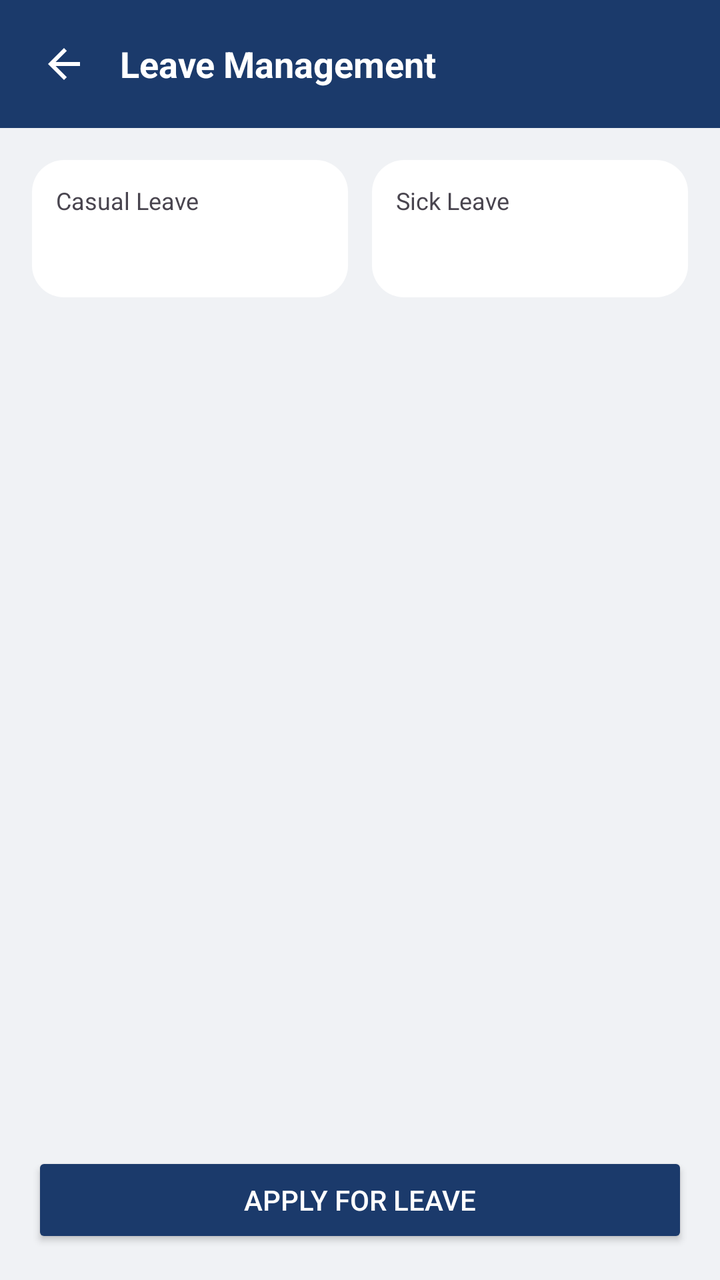
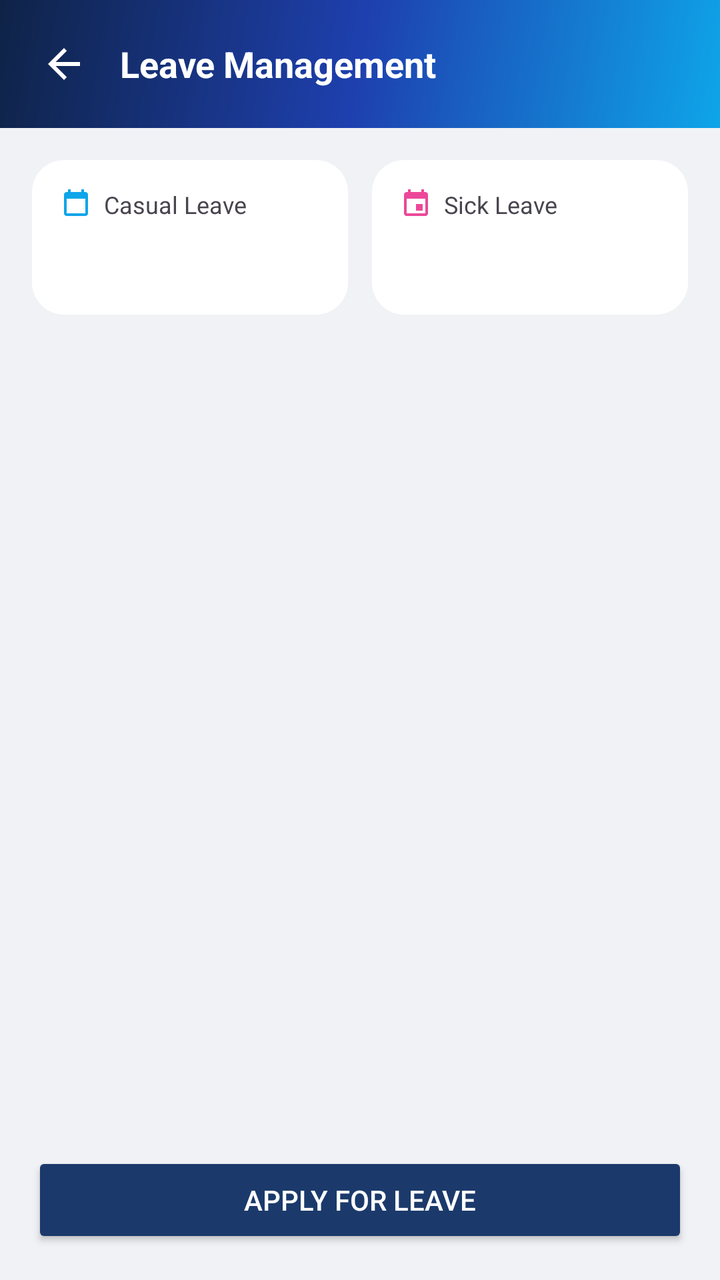

Screens rendered from an Android XML layout before and after an edit, with the pre-edit source and the edit as a unified diff.
<!-- AndroidManifest.xml: application theme Theme.StudentPortal -->
<!-- res/layout/activity_leave.xml -->
<?xml version="1.0" encoding="utf-8"?>
<LinearLayout xmlns:android="http://schemas.android.com/apk/res/android"
    xmlns:app="http://schemas.android.com/apk/res-auto"
    android:layout_width="match_parent"
    android:layout_height="match_parent"
    android:orientation="vertical">

    <LinearLayout
        android:layout_width="match_parent"
        android:layout_height="wrap_content"
        android:background="@color/primary"
        android:gravity="center_vertical"
        android:orientation="horizontal"
        android:padding="12dp">

        <ImageButton
            android:id="@+id/btnBack"
            android:layout_width="40dp"
            android:layout_height="40dp"
            android:background="?attr/selectableItemBackgroundBorderless"
            android:contentDescription="@string/leave_title"
            android:src="@drawable/ic_arrow_back"
            app:tint="@android:color/white" />

        <TextView
            android:layout_width="wrap_content"
            android:layout_height="wrap_content"
            android:layout_marginStart="8dp"
            android:text="@string/leave_title"
            android:textColor="@android:color/white"
            android:textSize="18sp"
            android:textStyle="bold" />
    </LinearLayout>

    <LinearLayout
        android:layout_width="match_parent"
        android:layout_height="wrap_content"
        android:orientation="horizontal"
        android:padding="16dp">

        <LinearLayout
            android:layout_width="0dp"
            android:layout_height="wrap_content"
            android:layout_weight="1"
            android:background="@drawable/bg_card"
            android:orientation="vertical"
            android:padding="12dp">

            <TextView
                android:layout_width="wrap_content"
                android:layout_height="wrap_content"
                android:text="@string/leave_casual"
                android:textColor="?android:attr/textColorSecondary"
                android:textSize="12sp" />

            <TextView
                android:id="@+id/casualValue"
                android:layout_width="wrap_content"
                android:layout_height="wrap_content"
                android:layout_marginTop="4dp"
                android:textSize="18sp"
                android:textStyle="bold" />
        </LinearLayout>

        <Space
            android:layout_width="12dp"
            android:layout_height="1dp" />

        <LinearLayout
            android:layout_width="0dp"
            android:layout_height="wrap_content"
            android:layout_weight="1"
            android:background="@drawable/bg_card"
            android:orientation="vertical"
            android:padding="12dp">

            <TextView
                android:layout_width="wrap_content"
                android:layout_height="wrap_content"
                android:text="@string/leave_sick"
                android:textColor="?android:attr/textColorSecondary"
                android:textSize="12sp" />

            <TextView
                android:id="@+id/sickValue"
                android:layout_width="wrap_content"
                android:layout_height="wrap_content"
                android:layout_marginTop="4dp"
                android:textSize="18sp"
                android:textStyle="bold" />
        </LinearLayout>
    </LinearLayout>

    <FrameLayout
        android:layout_width="match_parent"
        android:layout_height="0dp"
        android:layout_weight="1">

        <androidx.recyclerview.widget.RecyclerView
            android:id="@+id/list"
            android:layout_width="match_parent"
            android:layout_height="match_parent"
            android:clipToPadding="false"
            android:paddingBottom="16dp" />

        <ProgressBar
            android:id="@+id/progress"
            android:layout_width="wrap_content"
            android:layout_height="wrap_content"
            android:layout_gravity="center"
            android:visibility="gone" />

        <TextView
            android:id="@+id/emptyState"
            android:layout_width="wrap_content"
            android:layout_height="wrap_content"
            android:layout_gravity="center"
            android:gravity="center"
            android:padding="24dp"
            android:text="@string/leave_empty"
            android:textColor="?android:attr/textColorSecondary"
            android:visibility="gone" />
    </FrameLayout>

    <Button
        android:id="@+id/btnApply"
        android:layout_width="match_parent"
        android:layout_height="wrap_content"
        android:layout_margin="16dp"
        android:backgroundTint="@color/primary"
        android:text="@string/leave_apply"
        android:textColor="@android:color/white" />
</LinearLayout>
<!-- resources referenced by this layout -->
<resources>
  <color name="primary">#1B3A6B</color>
  <!-- drawable bg_card (drawable) -->
  <?xml version="1.0" encoding="utf-8"?>
  <shape xmlns:android="http://schemas.android.com/apk/res/android" android:shape="rectangle">
      <solid android:color="@color/surface"/>
      <corners android:radius="16dp"/>
  </shape>
  <!-- drawable ic_arrow_back (drawable) -->
  <vector xmlns:android="http://schemas.android.com/apk/res/android"
      android:width="24dp" android:height="24dp"
      android:viewportWidth="24" android:viewportHeight="24"
      android:tint="@color/white">
      <path android:fillColor="@android:color/white" android:pathData="M20,11H7.83l5.59,-5.59L12,4l-8,8 8,8 1.41,-1.41L7.83,13H20v-2z"/>
  </vector>
  <string name="leave_apply">Apply for Leave</string>
  <string name="leave_casual">Casual Leave</string>
  <string name="leave_empty">No leave requests yet.</string>
  <string name="leave_sick">Sick Leave</string>
  <string name="leave_title">Leave Management</string>
  <color name="surface">#FFFFFF</color>
  <color name="white">#FFFFFF</color>
  <color name="primary_dark">#0F2347</color>
  <color name="on_primary">#FFFFFF</color>
  <color name="accent">#C9A227</color>
  <color name="error">#EF4444</color>
  <color name="background">#F0F2F5</color>
  <color name="text_primary">#1A1F36</color>
  <style name="WindowAnimationSlide">
          <item name="android:activityOpenEnterAnimation">@anim/slide_in_right</item>
          <item name="android:activityOpenExitAnimation">@anim/slide_out_left</item>
          <item name="android:activityCloseEnterAnimation">@anim/slide_in_left</item>
          <item name="android:activityCloseExitAnimation">@anim/slide_out_right</item>
      </style>
  <style name="Widget.StudentPortal.Button" parent="Widget.Material3.Button">
          <item name="backgroundTint">@color/primary</item>
          <item name="android:textColor">@color/white</item>
          <item name="cornerRadius">12dp</item>
          <item name="android:textAllCaps">false</item>
          <item name="android:textSize">15sp</item>
          <item name="android:letterSpacing">0.02</item>
          <item name="android:paddingTop">14dp</item>
          <item name="android:paddingBottom">14dp</item>
      </style>
  <color name="text_secondary">#6B7280</color>
  <color name="field_fill">#F9FAFB</color>
  <!-- unchanged entries left out for length: 2 -->
</resources>

<!-- the commit's change to res/layout/activity_leave.xml (unified diff, before → after) -->
@@ -8,7 +8,7 @@
     <LinearLayout
         android:layout_width="match_parent"
         android:layout_height="wrap_content"
-        android:background="@color/primary"
+        android:background="@drawable/bg_header_gradient_staff"
         android:gravity="center_vertical"
         android:orientation="horizontal"
         android:padding="12dp">
@@ -44,21 +44,37 @@
             android:layout_weight="1"
             android:background="@drawable/bg_card"
             android:orientation="vertical"
-            android:padding="12dp">
+            android:padding="14dp">
 
-            <TextView
+            <LinearLayout
                 android:layout_width="wrap_content"
                 android:layout_height="wrap_content"
-                android:text="@string/leave_casual"
-                android:textColor="?android:attr/textColorSecondary"
-                android:textSize="12sp" />
+                android:gravity="center_vertical"
+                android:orientation="horizontal">
+
+                <ImageView
+                    android:layout_width="16dp"
+                    android:layout_height="16dp"
+                    android:contentDescription="@null"
+                    android:src="@drawable/ic_calendar"
+                    app:tint="@color/sky" />
+
+                <TextView
+                    android:layout_width="wrap_content"
+                    android:layout_height="wrap_content"
+                    android:layout_marginStart="6dp"
+                    android:text="@string/leave_casual"
+                    android:textColor="?android:attr/textColorSecondary"
+                    android:textSize="12sp" />
+            </LinearLayout>
 
             <TextView
                 android:id="@+id/casualValue"
                 android:layout_width="wrap_content"
                 android:layout_height="wrap_content"
-                android:layout_marginTop="4dp"
-                android:textSize="18sp"
+                android:layout_marginTop="6dp"
+                android:textColor="@color/text_primary"
+                android:textSize="20sp"
                 android:textStyle="bold" />
         </LinearLayout>
 
@@ -72,21 +88,37 @@
             android:layout_weight="1"
             android:background="@drawable/bg_card"
             android:orientation="vertical"
-            android:padding="12dp">
+            android:padding="14dp">
 
-            <TextView
+            <LinearLayout
                 android:layout_width="wrap_content"
                 android:layout_height="wrap_content"
-                android:text="@string/leave_sick"
-                android:textColor="?android:attr/textColorSecondary"
-                android:textSize="12sp" />
+                android:gravity="center_vertical"
+                android:orientation="horizontal">
+
+                <ImageView
+                    android:layout_width="16dp"
+                    android:layout_height="16dp"
+                    android:contentDescription="@null"
+                    android:src="@drawable/ic_event"
+                    app:tint="@color/pink" />
+
+                <TextView
+                    android:layout_width="wrap_content"
+                    android:layout_height="wrap_content"
+                    android:layout_marginStart="6dp"
+                    android:text="@string/leave_sick"
+                    android:textColor="?android:attr/textColorSecondary"
+                    android:textSize="12sp" />
+            </LinearLayout>
 
             <TextView
                 android:id="@+id/sickValue"
                 android:layout_width="wrap_content"
                 android:layout_height="wrap_content"
-                android:layout_marginTop="4dp"
-                android:textSize="18sp"
+                android:layout_marginTop="6dp"
+                android:textColor="@color/text_primary"
+                android:textSize="20sp"
                 android:textStyle="bold" />
         </LinearLayout>
     </LinearLayout>
<!-- resource entries referenced after the edit -->
@@ -1,11 +1,23 @@
 <!-- resources referenced by this layout -->
 <resources>
+  <color name="pink">#EC4899</color>
   <color name="primary">#1B3A6B</color>
+  <color name="sky">#0EA5E9</color>
   <!-- drawable bg_card (drawable) -->
   <?xml version="1.0" encoding="utf-8"?>
   <shape xmlns:android="http://schemas.android.com/apk/res/android" android:shape="rectangle">
       <solid android:color="@color/surface"/>
       <corners android:radius="16dp"/>
+  </shape>
+  <!-- drawable bg_header_gradient_staff (drawable) -->
+  <?xml version="1.0" encoding="utf-8"?>
+  <shape xmlns:android="http://schemas.android.com/apk/res/android" android:shape="rectangle">
+      <gradient
+          android:angle="315"
+          android:startColor="@color/staff_gradient_start"
+          android:centerColor="@color/staff_gradient_center"
+          android:endColor="@color/staff_gradient_end"
+          android:type="linear" />
   </shape>
   <!-- drawable ic_arrow_back (drawable) -->
   <vector xmlns:android="http://schemas.android.com/apk/res/android"
@@ -14,12 +26,29 @@
       android:tint="@color/white">
       <path android:fillColor="@android:color/white" android:pathData="M20,11H7.83l5.59,-5.59L12,4l-8,8 8,8 1.41,-1.41L7.83,13H20v-2z"/>
   </vector>
+  <!-- drawable ic_calendar (drawable) -->
+  <vector xmlns:android="http://schemas.android.com/apk/res/android"
+      android:width="24dp" android:height="24dp"
+      android:viewportWidth="24" android:viewportHeight="24"
+      android:tint="@color/primary">
+      <path android:fillColor="@android:color/white" android:pathData="M19,3h-1L18,1h-2v2L8,3L8,1L6,1v2L5,3c-1.11,0 -1.99,0.9 -1.99,2L3,19c0,1.1 0.89,2 2,2h14c1.1,0 2,-0.9 2,-2L21,5c0,-1.1 -0.9,-2 -2,-2zM19,19L5,19L5,8h14v11z"/>
+  </vector>
+  <!-- drawable ic_event (drawable) -->
+  <vector xmlns:android="http://schemas.android.com/apk/res/android"
+      android:width="24dp" android:height="24dp"
+      android:viewportWidth="24" android:viewportHeight="24"
+      android:tint="@color/primary">
+      <path android:fillColor="@android:color/white" android:pathData="M17,12h-5v5h5v-5zM16,1v2L8,3L8,1L6,1v2L5,3c-1.11,0 -1.99,0.9 -1.99,2L3,19c0,1.1 0.89,2 2,2h14c1.1,0 2,-0.9 2,-2L21,5c0,-1.1 -0.9,-2 -2,-2h-1L18,1h-2zM19,19L5,19L5,8h14v11z"/>
+  </vector>
   <string name="leave_apply">Apply for Leave</string>
   <string name="leave_casual">Casual Leave</string>
   <string name="leave_empty">No leave requests yet.</string>
   <string name="leave_sick">Sick Leave</string>
   <string name="leave_title">Leave Management</string>
   <color name="surface">#FFFFFF</color>
+  <color name="staff_gradient_start">#0F2347</color>
+  <color name="staff_gradient_center">#1E40AF</color>
+  <color name="staff_gradient_end">#0EA5E9</color>
   <color name="white">#FFFFFF</color>
   <color name="primary_dark">#0F2347</color>
   <color name="on_primary">#FFFFFF</color>
